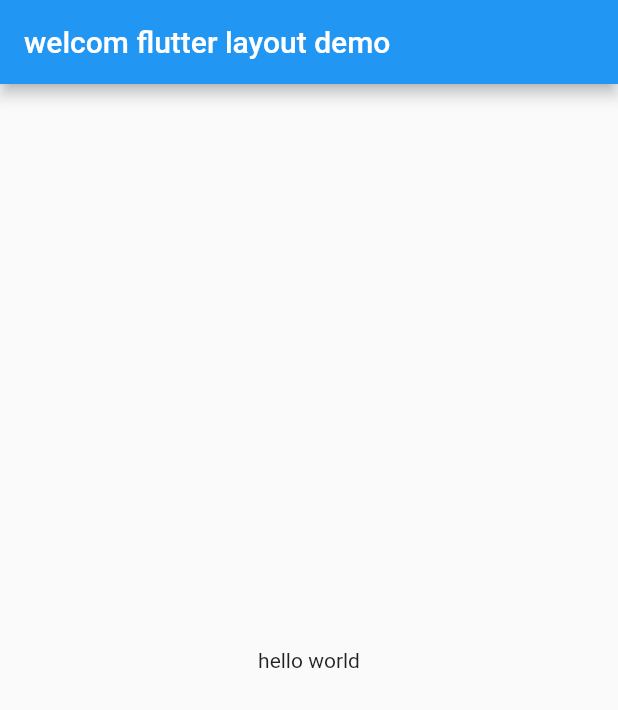
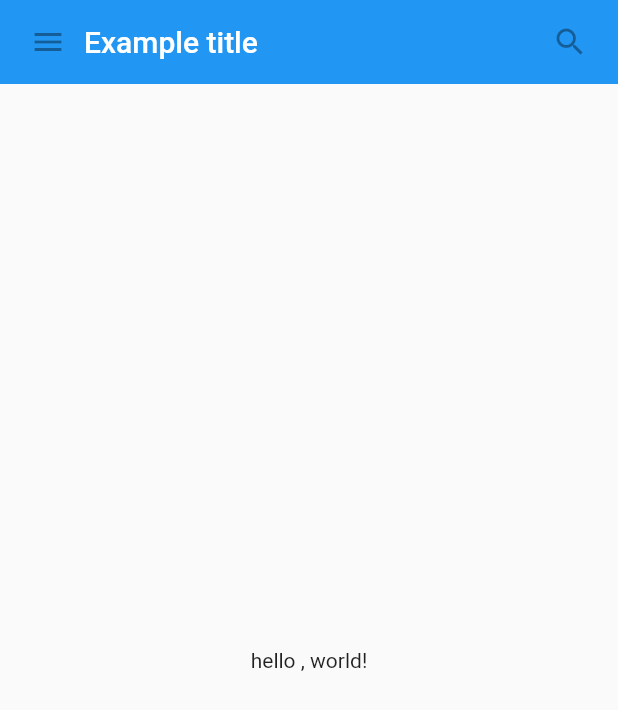
Before and after one commit to hiy0ki/flutter_layout_practice, a Flutter app: the screen it shows after launch, on a phone screen of 412 x 824 dp. Shown: the top 710 px of the screen. Run offline on Flutter 3.47's test engine with Material 2 defaults, Android fonts, the phone set to English and light mode, and no system bars.

Commit message:
add sample

```diff
--- a/lib/main.dart
+++ b/lib/main.dart
@@ -1,6 +1,5 @@
 import 'package:flutter/material.dart';
 
-void main() => runApp(MyApp());
 
 class MyApp extends StatelessWidget {
   // This widget is the root of your application.
@@ -13,7 +12,7 @@ class MyApp extends StatelessWidget {
       ),
       home: Scaffold(
         appBar: AppBar(
-          title: Text('welcom flutter layout demo'),
+          title: Text('welcom flutdddter layout demo'),
         ),
         body: Center(
           child: Text('hello world'),
@@ -22,3 +21,65 @@ class MyApp extends StatelessWidget {
     );
   }
 }
+
+class MyAppBar extends StatelessWidget {
+  MyAppBar({this.title});
+
+  final Widget title;
+
+  @override
+  Widget build(BuildContext context) {
+    return Container(
+      height: 56.0,
+      padding: const EdgeInsets.symmetric(horizontal: 8.0),
+      decoration: BoxDecoration(color: Colors.blue[500]),
+      child: Row(
+        children: <Widget>[
+          IconButton(
+            icon: Icon(Icons.menu),
+            tooltip: 'Navigation menu',
+            onPressed: null,
+          ),
+          Expanded(
+            child: title,
+          ),
+          IconButton(
+            icon: Icon(Icons.search),
+            tooltip: 'Search',
+            onPressed: null,
+          ),
+        ],
+      ),
+    );
+  }
+}
+
+class MyScaffold extends StatelessWidget {
+  @override
+  Widget build(BuildContext context) {
+    return Material(
+      child: Column(
+        children: <Widget> [
+          MyAppBar(
+            title: Text(
+              'Example title',
+              style: Theme.of(context).primaryTextTheme.title,
+            ),
+          ),
+          Expanded(
+            child: Center(
+              child: Text('hello , world!'),
+            ),
+          ),
+        ],
+      ),
+    );
+  }
+}
+
+void main() {
+  runApp(MaterialApp(
+      title: 'My app',
+      home: MyScaffold(),
+  ));
+}
--- a/pubspec.yaml
+++ b/pubspec.yaml
@@ -1,4 +1,4 @@
-name: f_layout_tutolial
+name: my_app
 description: A new Flutter project.
 
 # The following defines the version and build number for your application.
```
